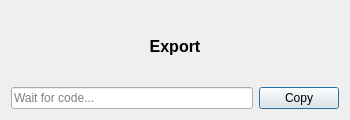
First picture: the form in goh_mod_manager/res/ui/export_code_dialog.ui, repository alexbdka/goh-mod-manager, before the edit.
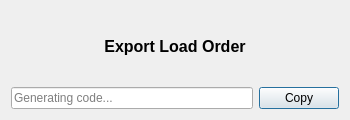
Second picture: the form after the edit.

Diff of the .ui file:
```diff
--- a/goh_mod_manager/res/ui/export_code_dialog.ui
+++ b/goh_mod_manager/res/ui/export_code_dialog.ui
@@ -23,7 +23,7 @@
                         </font>
                     </property>
                     <property name="text">
-                        <string>Export</string>
+      <string>Export Load Order</string>
                     </property>
                     <property name="alignment">
                         <set>Qt::AlignmentFlag::AlignCenter</set>
@@ -38,7 +38,10 @@
                                 <string/>
                             </property>
                             <property name="placeholderText">
-                                <string>Wait for code...</string>
+        <string>Generating code...</string>
+       </property>
+       <property name="clearButtonEnabled">
+        <bool>true</bool>
                             </property>
                         </widget>
                     </item>
```
Left out of the diff: 2 changed lines with no effect on the pictures. Lines whose indentation alone changed are shown as unchanged.
